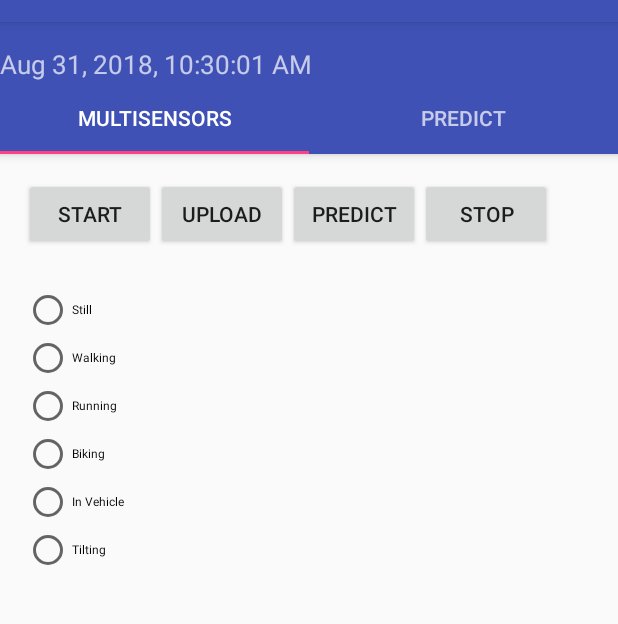
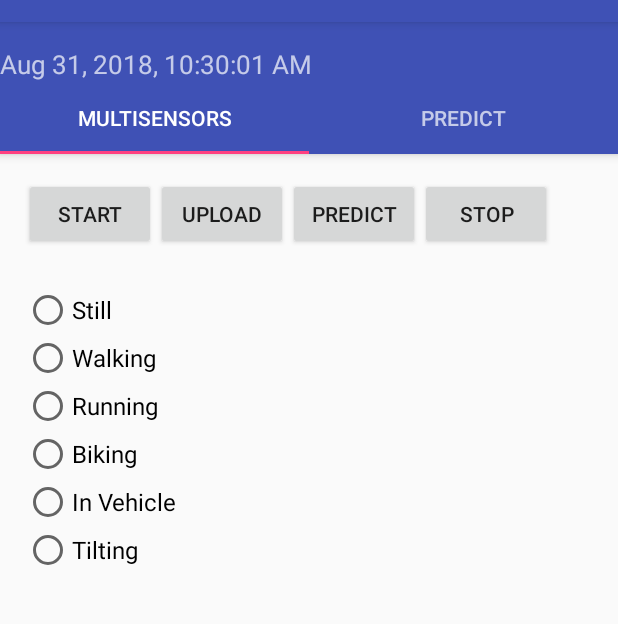
Before and after one commit to chester11206/Activity_Recognition, an Android app: the screen it shows after launch (MainActivity), on a phone screen of 412 x 824 dp, the part 62-686 px from its top. Run offline under Robolectric (Android 15) with nearby library versions, the phone set to English and light mode, and no system bars; our stand-ins replace Firebase (no records; nobody signed in at launch, a user with empty details on screens opened directly); libraries missing offline, so code that uses them is left out: org.tensorflow.contrib; 1 statement that could not run was skipped.

Commit message:
add model

```diff
--- a/Activity/app/src/main/java/com/example/jh/activity/ActivityInference.java
+++ b/Activity/app/src/main/java/com/example/jh/activity/ActivityInference.java
@@ -16,7 +16,7 @@ public class ActivityInference {
 
     private static ActivityInference activityInferenceInstance;
     private TensorFlowInferenceInterface inferenceInterface;
-    //ActivityCNNopt38
+    //ActivityCNNopt41
     private static final String MODEL_FILE = "file:///android_asset/ActivityCNNopt.pb";
     private static final String INPUT_NODE = "input_x";
     private static final String[] OUTPUT_NODES = {"prediction"};
--- a/Activity/app/src/main/res/values/dimens.xml
+++ b/Activity/app/src/main/res/values/dimens.xml
@@ -4,4 +4,5 @@
     <dimen name="activity_vertical_margin">16dp</dimen>
     <dimen name="margin_medium">16dp</dimen>
     <dimen name="appbar_padding_top">16dp</dimen>
+    <dimen name="activity_textSize">16sp</dimen>
 </resources>
```
